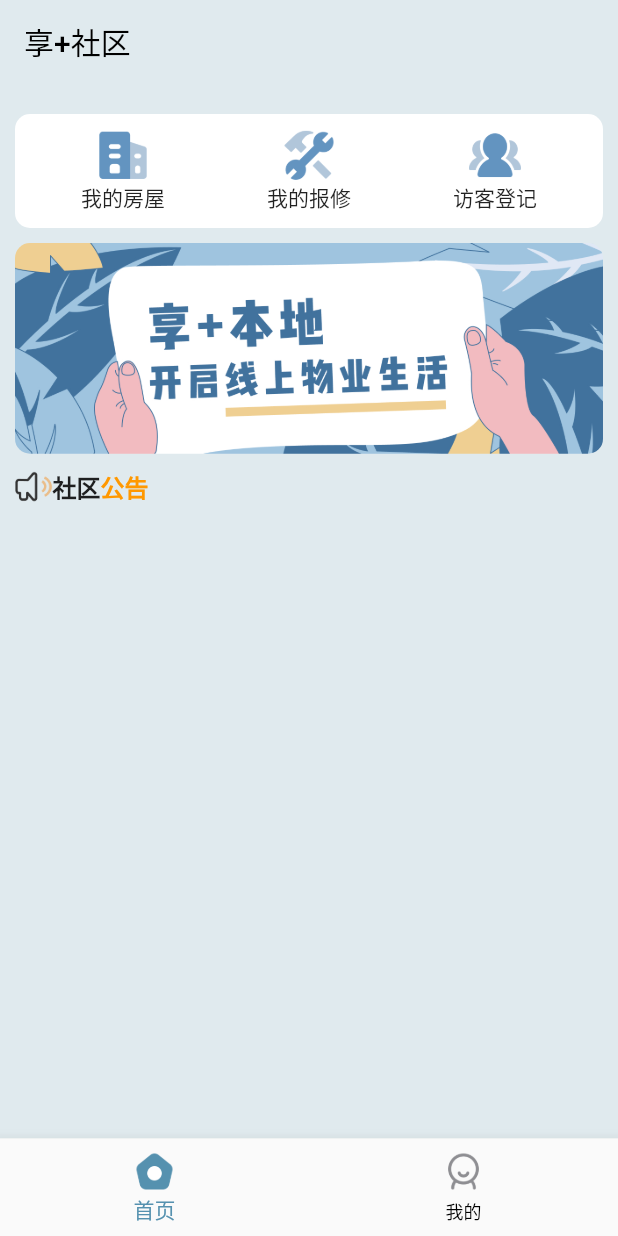
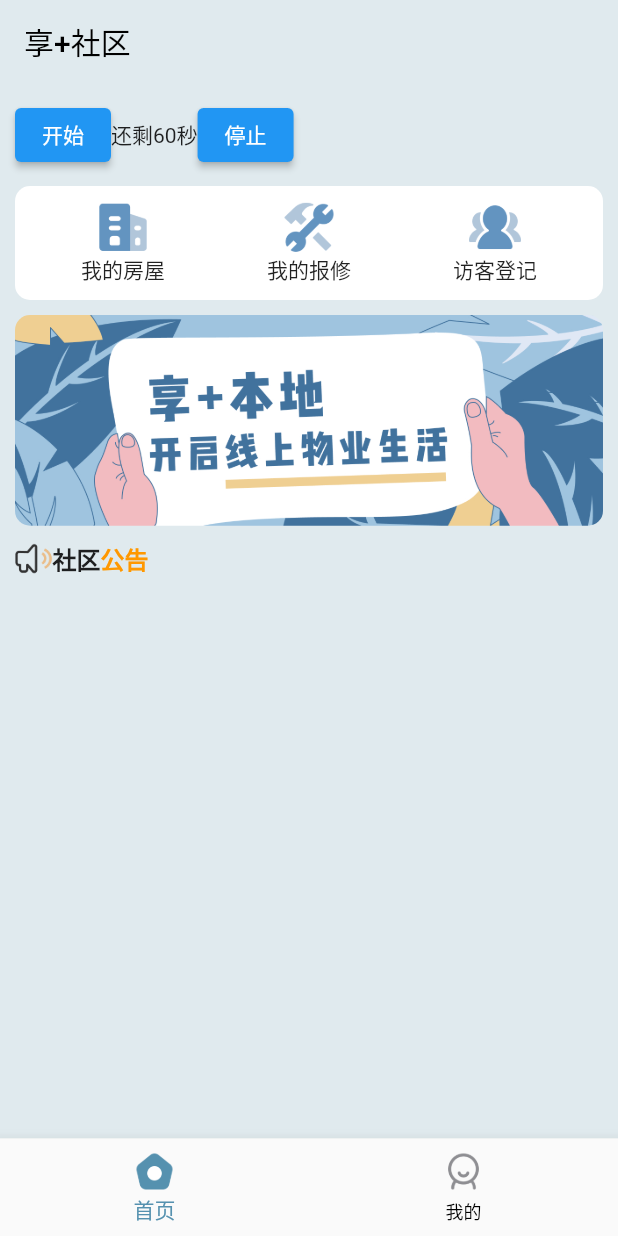
Before and after one commit to Hyricane/flutter_enjoy_plus, a Flutter app: the screen it shows after launch, on a phone screen of 412 x 824 dp. Run offline on Flutter 3.47's test engine with Material 2 defaults, Android fonts, the phone set to English and light mode, and no system bars; our stand-ins replace dio, fluttertoast, shared_preferences; network calls fail.

Commit message:
定时器介绍

```diff
--- a/lib/pages/home/home_page.dart
+++ b/lib/pages/home/home_page.dart
@@ -1,3 +1,4 @@
+import 'dart:async';
 import 'dart:math';
 
 import 'package:enjoy_plus_flutter_7/pages/home/home_notify_list.dart';
@@ -16,6 +17,11 @@ class HomePage extends StatefulWidget {
 
 class _HomePageState extends State<HomePage> {
   List _notifyList = [];
+
+  // 倒计时变量
+  int _count = 60;
+  // timer变量
+  Timer? _timer;
 
   @override
   void initState() {
@@ -58,6 +64,27 @@ class _HomePageState extends State<HomePage> {
         backgroundColor: Colors.transparent,
       ),
       body: ListView(padding: EdgeInsets.all(10), children: [
+        Row(
+          children: [
+            ElevatedButton(
+                onPressed: () {
+                  // 每隔一秒 _count--
+                  // 返回定时器本身
+                  _timer = Timer.periodic(Duration(seconds: 1), (timer) {
+                    _count--;
+                    setState(() {});
+                  });
+                },
+                child: Text('开始')),
+            Text('还剩$_count秒'),
+            ElevatedButton(
+                onPressed: () {
+                  // 定时器
+                  _timer?.cancel();
+                },
+                child: Text('停止')),
+          ],
+        ),
         // 导航栏
         HomeNav(),
         // 单张图
```
